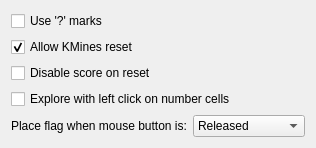
The window that src/generalopts.ui (KDE/kmines) describes before a commit, drawn with Qt 5.
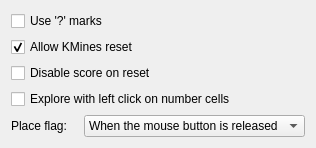
The same window after the commit.

Commit message:
Improve word puzzle for translators
Move a bit more text in the ComboBox. This does not solve the word puzzle completely, but makes it a bit better IMO.

See https://invent.kde.org/frameworks/ki18n/-/blob/master/docs/programmers-guide.md#good_text_no_word_puzzles

```diff
--- a/src/generalopts.ui
+++ b/src/generalopts.ui
@@ -50,7 +50,7 @@
      <item>
       <widget class="QLabel" name="label">
        <property name="text">
-        <string>Place flag when mouse button is:</string>
+        <string>Place flag:</string>
        </property>
       </widget>
      </item>
@@ -58,7 +58,7 @@
       <widget class="QComboBox" name="kcfg_PlaceFlagOn">
        <item>
         <property name="text">
-         <string>Released</string>
+         <string>When the mouse button is released</string>
         </property>
        </item>
        <item>
```
Left out of the diff: 2 changed lines with no effect on the pictures.
